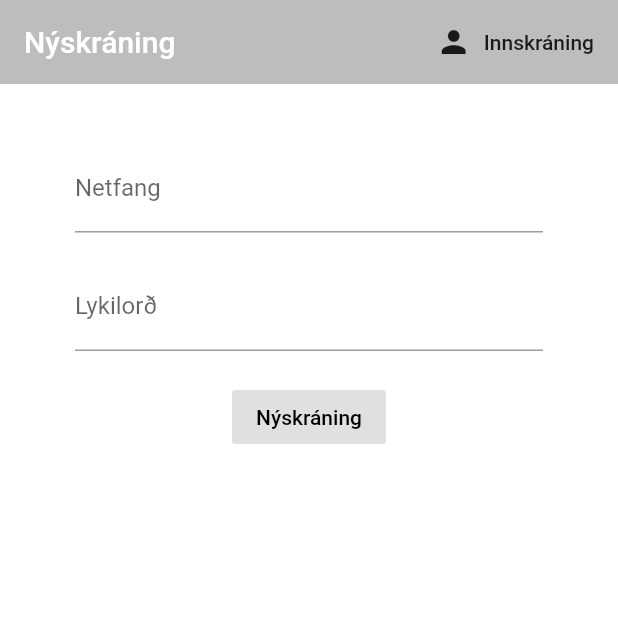
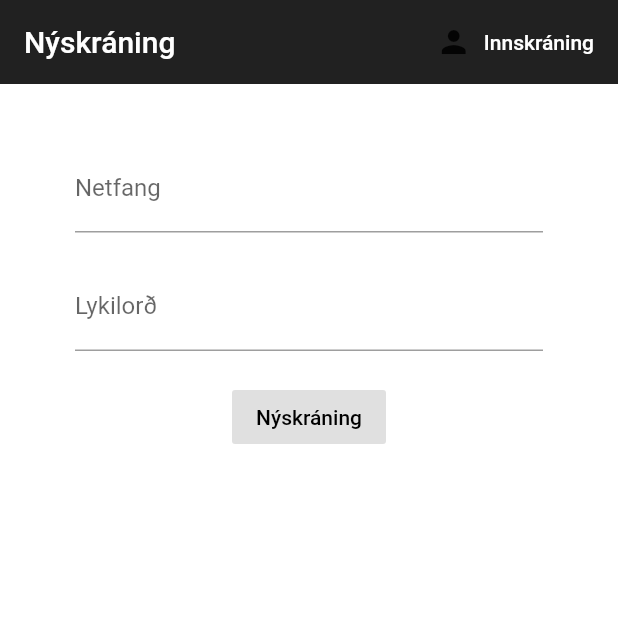
Before and after one commit to Stefant17/Koli, a Flutter app: the screen it shows after launch, after a tap on "Innskráning", after a tap on "Nýskráning", on a phone screen of 412 x 824 dp, the top half of it. Run offline on Flutter 3.47's test engine with Material 2 defaults, Android fonts, the phone set to English and light mode, and no system bars; our stand-ins replace charts_flutter, cloud_firestore, firebase_auth, font_awesome_flutter; missing offline and left inert: achievement_view; accounts and stored records are empty; network calls fail.

```diff
--- /dev/null
+++ b/assets/testing/card_transactions/4111111145551142.json
@@ -0,0 +1,4 @@
+[
+	{"FAERSLUDAGS": "02.01.2020 00:00:00", "INNLEND_ERLEND": "innlent", "SOLUADILI": "Krónan", "MCC": "5411", "FAERSLUUPPHAED": "3499"},
+	{"FAERSLUDAGS": "01.01.2020 00:00:00", "INNLEND_ERLEND": "innlent", "SOLUADILI": "Krónan", "MCC": "5411", "FAERSLUUPPHAED": "5000"}
+]
--- /dev/null
+++ b/assets/testing/card_transactions/4263982640269299.json
@@ -0,0 +1,5 @@
+[
+	{"FAERSLUDAGS": "02.01.2020 00:00:00", "INNLEND_ERLEND": "innlent", "SOLUADILI": "Krónan", "MCC": "5411", "FAERSLUUPPHAED": "3499"},
+	{"FAERSLUDAGS": "01.01.2020 00:00:00", "INNLEND_ERLEND": "innlent", "SOLUADILI": "Krónan", "MCC": "5411", "FAERSLUUPPHAED": "5000"},
+	{"FAERSLUDAGS": "01.03.2020 00:00:00", "INNLEND_ERLEND": "innlent", "SOLUADILI": "Krónan", "MCC": "5411", "FAERSLUUPPHAED": "5000"}
+]
--- a/lib/screens/authenticate/register.dart
+++ b/lib/screens/authenticate/register.dart
@@ -22,13 +22,23 @@ class _RegisterState extends State<Register> {
     return Scaffold(
       backgroundColor: Colors.white,
       appBar: AppBar(
-        backgroundColor: Colors.grey[400],
+        backgroundColor: Colors.grey[900],
         elevation: 0.0,
-        title: Text('Nýskráning'),
+        title: Text(
+          'Nýskráning',
+          style: TextStyle(
+            color: Colors.white,
+          ),
+        ),
         actions: <Widget> [
           FlatButton.icon(
             icon: Icon(Icons.person),
-            label: Text('Innskráning'),
+            label: Text(
+              'Innskráning',
+              style: TextStyle(
+                color: Colors.white,
+              ),
+            ),
             onPressed: () {
               widget.toggleView();
             },
--- a/lib/screens/authenticate/sign_in.dart
+++ b/lib/screens/authenticate/sign_in.dart
@@ -22,13 +22,23 @@ class _SignInState extends State<SignIn> {
     return Scaffold(
       backgroundColor: Colors.white,
       appBar: AppBar(
-        backgroundColor: Colors.grey[400],
+        backgroundColor: Colors.grey[900],
         elevation: 0.0,
-        title: Text('Innskráning'),
+        title: Text(
+          'Innskráning',
+          style: TextStyle(
+            color: Colors.white,
+          ),
+        ),
         actions: <Widget> [
           FlatButton.icon(
             icon: Icon(Icons.person),
-            label: Text('Nýskráning'),
+            label: Text(
+              'Nýskráning',
+              style: TextStyle(
+                color: Colors.white,
+              ),
+            ),
             onPressed: () {
               widget.toggleView();
             },
--- a/lib/screens/profile/profile.dart
+++ b/lib/screens/profile/profile.dart
@@ -25,6 +25,8 @@ class _ProfileState extends State<Profile> {
               if(snapshot.hasData) {
                 UserProfile userData = snapshot.data;
                 return Text('${userData.firstName}');
+
+
               } else {
                 return Text('No data found');
               }
--- a/pubspec.yaml
+++ b/pubspec.yaml
@@ -57,6 +57,7 @@ flutter:
   assets:
     - assets/
     - assets/images/
+    - assets/testing/card_transactions/
 
   # An image asset can refer to one or more resolution-specific "variants", see
   # https://flutter.dev/assets-and-images/#resolution-aware.
```
Also changed, not shown: assets/testing/card_transactions/4987760140492057.json (added, +23 -0 lines), lib/models/userCard.dart (added, +9 -0 lines), lib/screens/home/home.dart (+24 -5 lines), lib/services/dataService.dart (+148 -6 lines).
